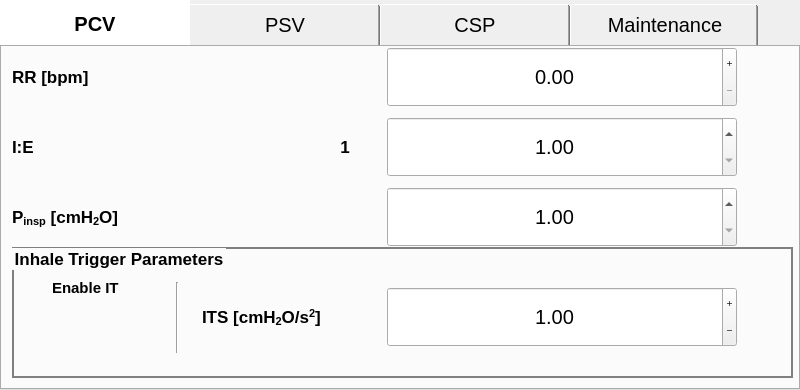
This is gui/settings/settings.ui in fmselab/mvm-gui as Qt 5 draws it before an edit. The edited form follows.
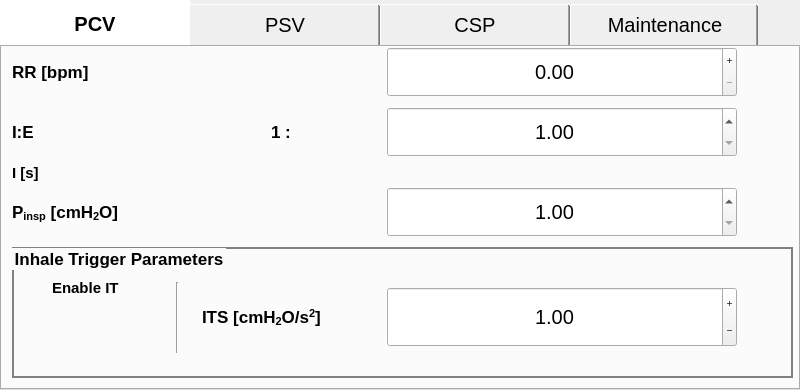
This is the edited form. Icons and pictures are not drawn. Custom widgets are drawn as their Qt base class.

Diff of the .ui file:
```diff
--- a/gui/settings/settings.ui
+++ b/gui/settings/settings.ui
@@ -126,7 +126,7 @@
           <x>10</x>
           <y>0</y>
           <width>340</width>
-          <height>60</height>
+          <height>50</height>
          </rect>
         </property>
         <property name="font">
@@ -145,9 +145,9 @@
         <property name="geometry">
          <rect>
           <x>10</x>
-          <y>70</y>
-          <width>340</width>
-          <height>60</height>
+          <y>60</y>
+          <width>140</width>
+          <height>50</height>
          </rect>
         </property>
         <property name="font">
@@ -159,7 +159,7 @@
          </font>
         </property>
         <property name="text">
-         <string>I:E                                                                 1  :</string>
+         <string>I:E</string>
         </property>
        </widget>
        <widget class="QDoubleSpinBox" name="spinBox_rr">
@@ -168,7 +168,7 @@
           <x>360</x>
           <y>0</y>
           <width>400</width>
-          <height>60</height>
+          <height>50</height>
          </rect>
         </property>
         <property name="font">
@@ -190,9 +190,9 @@
         <property name="geometry">
          <rect>
           <x>360</x>
-          <y>70</y>
+          <y>60</y>
           <width>400</width>
-          <height>60</height>
+          <height>50</height>
          </rect>
         </property>
         <property name="font">
@@ -221,7 +221,7 @@
           <x>440</x>
           <y>0</y>
           <width>240</width>
-          <height>60</height>
+          <height>50</height>
          </rect>
         </property>
         <property name="palette">
@@ -334,9 +334,9 @@
         <property name="geometry">
          <rect>
           <x>440</x>
-          <y>70</y>
+          <y>60</y>
           <width>240</width>
-          <height>60</height>
+          <height>50</height>
          </rect>
         </property>
         <property name="palette">
@@ -451,7 +451,7 @@
           <x>10</x>
           <y>140</y>
           <width>340</width>
-          <height>60</height>
+          <height>50</height>
          </rect>
         </property>
         <property name="font">
@@ -472,7 +472,7 @@
           <x>360</x>
           <y>140</y>
           <width>400</width>
-          <height>60</height>
+          <height>50</height>
          </rect>
         </property>
         <property name="font">
@@ -501,7 +501,7 @@
           <x>440</x>
           <y>140</y>
           <width>240</width>
-          <height>60</height>
+          <height>50</height>
          </rect>
         </property>
         <property name="palette">
@@ -679,7 +679,7 @@
           <rect>
            <x>190</x>
            <y>40</y>
-           <width>161</width>
+           <width>160</width>
            <height>60</height>
           </rect>
          </property>
@@ -844,6 +844,67 @@
          </property>
         </widget>
        </widget>
+       <widget class="QLabel" name="label_12">
+        <property name="geometry">
+         <rect>
+          <x>10</x>
+          <y>110</y>
+          <width>50</width>
+          <height>31</height>
+         </rect>
+        </property>
+        <property name="font">
+         <font>
+          <pointsize>11</pointsize>
+          <weight>75</weight>
+          <bold>true</bold>
+         </font>
+        </property>
+        <property name="text">
+         <string>I [s]</string>
+        </property>
+       </widget>
+       <widget class="QLabel" name="inspiratory_time_label">
+        <property name="geometry">
+         <rect>
+          <x>260</x>
+          <y>110</y>
+          <width>90</width>
+          <height>30</height>
+         </rect>
+        </property>
+        <property name="font">
+         <font>
+          <pointsize>11</pointsize>
+          <weight>75</weight>
+          <bold>true</bold>
+         </font>
+        </property>
+        <property name="text">
+         <string/>
+        </property>
+       </widget>
+       <widget class="QLabel" name="label_13">
+        <property name="geometry">
+         <rect>
+          <x>269</x>
+          <y>60</y>
+          <width>71</width>
+          <height>50</height>
+         </rect>
+        </property>
+        <property name="font">
+         <font>
+          <family>Cantarell</family>
+          <pointsize>13</pointsize>
+          <weight>75</weight>
+          <bold>true</bold>
+         </font>
+        </property>
+        <property name="text">
+         <string>1 :</string>
+        </property>
+       </widget>
       </widget>
       <widget class="QWidget" name="tab_psv">
        <property name="font">
```
Left out of the diff: 16 changed lines with no effect on the pictures.
